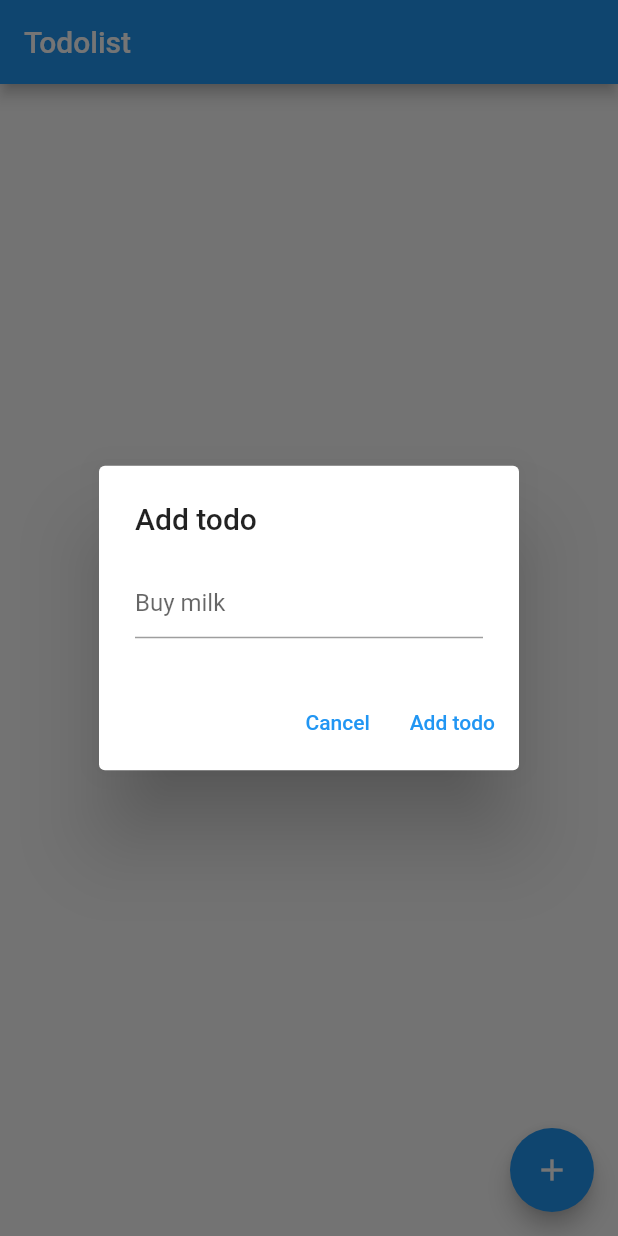
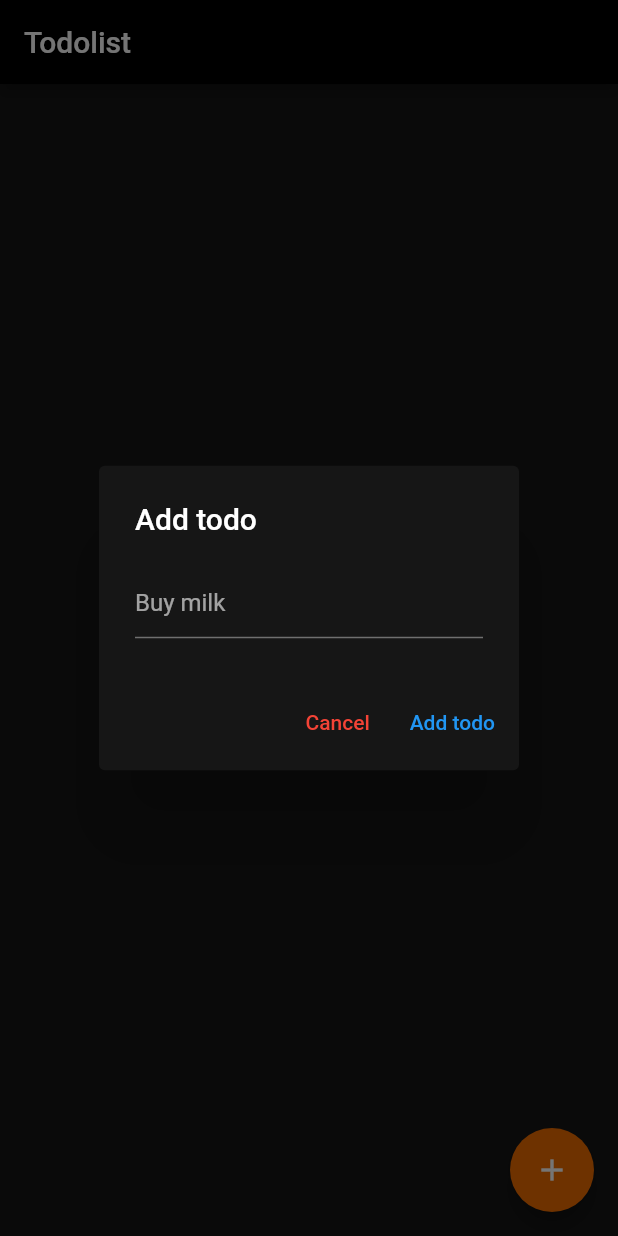
Before and after one commit to BareMaxx/SDUMSD-FLUTTER-ASSIGNMENT, a Flutter app: the screen it shows after launch, after a tap on the "add" icon, on a phone screen of 412 x 824 dp. Run offline on Flutter 3.47's test engine with Material 2 defaults, Android fonts, the light colour scheme and no system bars; missing offline and left inert: dart:ffi.

Commit message:
Change style of the whole app

```diff
--- a/flutter_todo_application/lib/main.dart
+++ b/flutter_todo_application/lib/main.dart
@@ -14,8 +14,11 @@ class TodoApp extends StatelessWidget {
     return MaterialApp(
       title: 'Todo App',
       theme: ThemeData(
-        backgroundColor: Colors.black,
+        brightness: Brightness.dark,
+        appBarTheme: AppBarTheme(backgroundColor: Colors.black),
+        scaffoldBackgroundColor: Color.fromARGB(255, 22, 22, 22),
       ),
+      debugShowCheckedModeBanner: false,
       home: const TodoList(title: 'Todolist'),
     );
   }
@@ -60,6 +63,7 @@ class _TodoListState extends State<TodoList> {
                   ? TextDecoration.lineThrough
                   : TextDecoration.none)),
       leading: Checkbox(
+        activeColor: Colors.orange.shade800,
         value: todo.checked,
         onChanged: (bool? newValue) {
           setState(() {
@@ -80,6 +84,7 @@ class _TodoListState extends State<TodoList> {
         context: context,
         builder: (BuildContext context) {
           return AlertDialog(
+            backgroundColor: Color.fromARGB(255, 22, 22, 22),
             title: const Text("Add todo"),
             content: TextField(
               controller: _addTodoField,
@@ -87,7 +92,8 @@ class _TodoListState extends State<TodoList> {
             ),
             actions: <Widget>[
               TextButton(
-                child: const Text("Cancel"),
+                child:
+                    const Text("Cancel", style: TextStyle(color: Colors.red)),
                 onPressed: () {
                   Navigator.of(context).pop(true);
                 },
@@ -120,9 +126,14 @@ class _TodoListState extends State<TodoList> {
       ),
       body: ListView(children: _getItems()),
       floatingActionButton: FloatingActionButton(
-          onPressed: () => _displayDialog(context),
-          tooltip: "Add todo",
-          child: Icon(Icons.add)),
+        onPressed: () => _displayDialog(context),
+        tooltip: "Add todo",
+        child: Icon(
+          Icons.add,
+          color: Colors.white,
+        ),
+        backgroundColor: Colors.orange.shade800,
+      ),
     );
   }
 }
```
